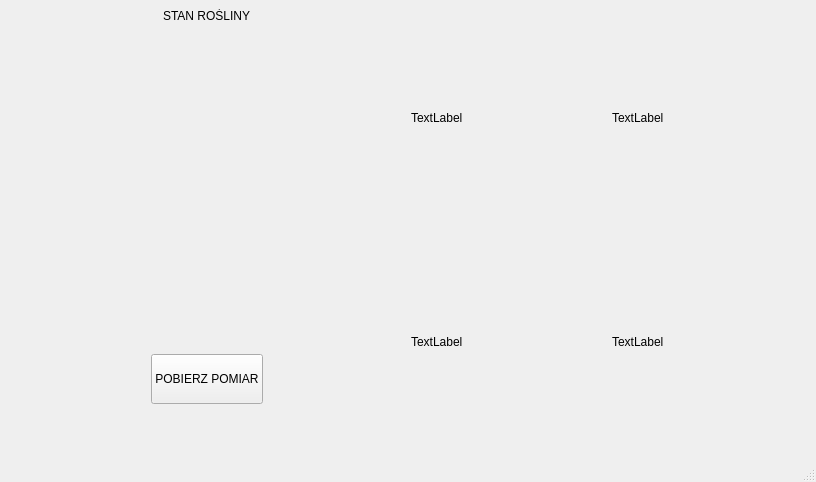
This is PlantMonitoringSystemQt/mainwindow.ui in OlafBieganski/Plant-monitoring-system as Qt 5 draws it before an edit. The edited form follows.
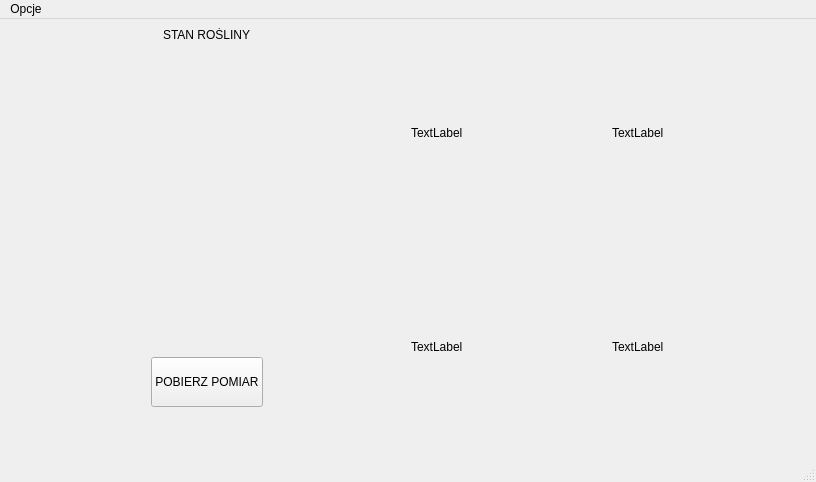
This is the edited form.

Commit message: Added UI for connecting to COM port and receiving data

```diff
--- a/PlantMonitoringSystemQt/mainwindow.ui
+++ b/PlantMonitoringSystemQt/mainwindow.ui
@@ -102,9 +102,17 @@
      <x>0</x>
      <y>0</y>
      <width>816</width>
-     <height>20</height>
+     <height>25</height>
     </rect>
    </property>
+   <widget class="QMenu" name="menuPort_COM">
+    <property name="title">
+     <string>Opcje</string>
+    </property>
+    <addaction name="actionWybierz_port_szeregowy"/>
+    <addaction name="actionWykresy"/>
+   </widget>
+   <addaction name="menuPort_COM"/>
   </widget>
   <widget class="QStatusBar" name="statusbar"/>
  </widget>
```
Left out of the diff: 12 changed lines with no effect on the pictures. The commit also changes 10 other files.
